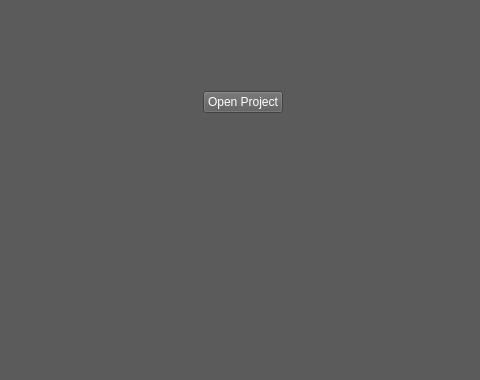
First picture: the form in trunk/src/edr/src/plugins/dicom/ui/dicomSource.ui, repository mk4me/hm-mde-one, before the edit; both pictures show x 111 to 591 and y 177 to 557 of the 708 by 557 pixel window.
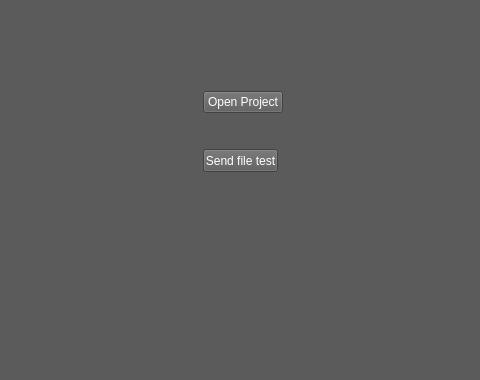
Second picture: the form after the edit.

Patch:
```diff
--- a/trunk/src/edr/src/plugins/dicom/ui/dicomSource.ui
+++ b/trunk/src/edr/src/plugins/dicom/ui/dicomSource.ui
@@ -56,6 +56,19 @@
          <verstretch>0</verstretch>
         </sizepolicy>
        </property>
+       <widget class="QPushButton" name="sendButton">
+        <property name="geometry">
+         <rect>
+          <x>0</x>
+          <y>30</y>
+          <width>75</width>
+          <height>23</height>
+         </rect>
+        </property>
+        <property name="text">
+         <string>Send file test</string>
+        </property>
+       </widget>
       </widget>
      </item>
     </layout>
```
